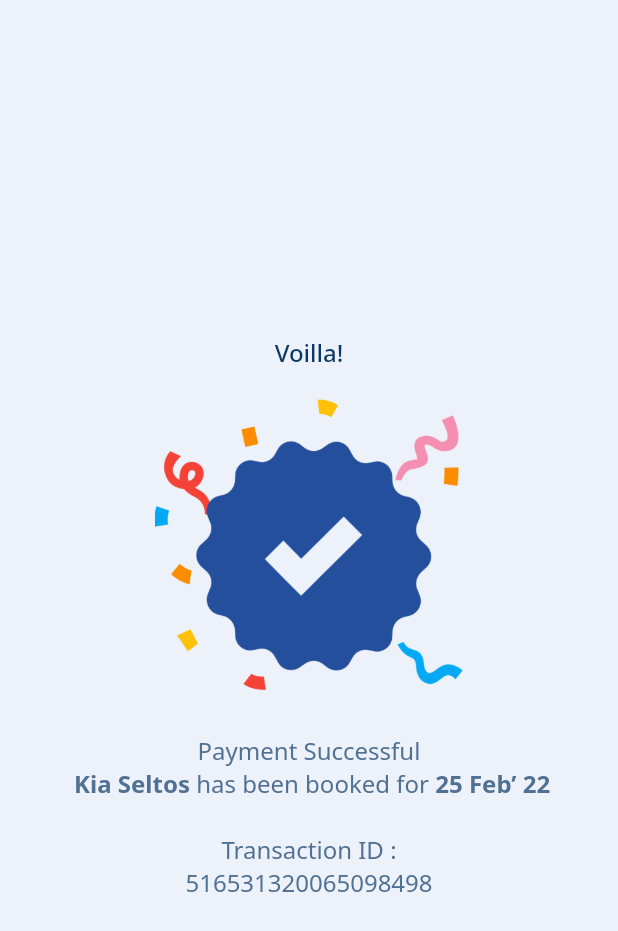
After one commit to AnkitBhatt11/zeta, a Flutter app: the Payment_Confirm screen opened directly, on a phone screen of 412 x 824 dp. The commit adds this screen. Shown: the top 931 px of the screen. Run offline on Flutter 3.47's test engine with Material 2 defaults, Android fonts, the phone set to English and light mode, and no system bars; our stand-ins replace dio, google_fonts, google_maps_flutter, intl_phone_number_input, location, pinput and 2 more; missing offline and left inert: libphonenumber_web, location_web, time_range.

Commit message:
Add files via upload
Updated payment method

```diff
--- a/lib/screens/available_ride.dart
+++ b/lib/screens/available_ride.dart
@@ -46,7 +46,9 @@ class _Available_ridesState extends State<Available_rides> {
               SizedBox(
                 height: 20 * _heightScale,
               ),
-              Row(
+              Padding(
+                padding: const EdgeInsets.symmetric(horizontal: 13),
+                child: Row(
                   mainAxisAlignment: MainAxisAlignment.spaceAround,
                   children: [
                     SizedBox(
@@ -92,6 +94,7 @@ class _Available_ridesState extends State<Available_rides> {
                       onPressed: () {},
                     ),
                   ],
+                ),
               ),
               SizedBox(
                 height: 20 * _heightScale,
--- a/lib/screens/onboarding_3.dart
+++ b/lib/screens/onboarding_3.dart
@@ -66,7 +66,7 @@ class _OnBoardingScreen3State extends State<OnBoardingScreen3> {
             child: ElevatedButton(
                 onPressed: () {
                   Navigator.push(context,
-                      MaterialPageRoute(builder: (context) => HoemScreen()));
+                      MaterialPageRoute(builder: (context) => HomeScreen()));
                 },
                 style: ElevatedButton.styleFrom(
                   primary: blue22,
--- /dev/null
+++ b/lib/screens/payment_confirmation.dart
@@ -0,0 +1,96 @@
+import 'dart:async';
+
+import 'package:flutter/material.dart';
+import 'package:google_fonts/google_fonts.dart';
+import 'package:zeta/themes/color.dart';
+
+import 'home_screen.dart';
+
+class Payment_Confirm extends StatefulWidget {
+  const Payment_Confirm({Key? key}) : super(key: key);
+
+  @override
+  State<Payment_Confirm> createState() => _Payment_ConfirmState();
+}
+
+class _Payment_ConfirmState extends State<Payment_Confirm> {
+  @override
+  void initState() {
+    Timer(
+        Duration(seconds: 3),
+            () => Navigator.of(context).pushReplacement(MaterialPageRoute(
+            builder: (BuildContext context) => HomeScreen())));
+    super.initState();
+  }
+  Widget build(BuildContext context) {
+    return Scaffold(
+      backgroundColor: scaffoldbgColor,
+      body: Center(
+        child: Container(
+          child: Column(
+            mainAxisAlignment: MainAxisAlignment.center,
+            children: [
+              Text(
+                "Voilla!",
+                style: GoogleFonts.notoSans(
+                  fontSize: 16,
+                  color: textBlueColor,
+                  fontWeight: FontWeight.w500
+                ),
+              ),
+              SizedBox(
+                height: 17,
+              ),
+              SizedBox(
+                width: MediaQuery.of(context).size.width/2,
+                child: Image.asset(
+                    "assets/confirm.png"
+                ),
+              ),
+              SizedBox(
+                height: 25,
+              ),
+              RichText(
+                textAlign: TextAlign.center,
+                text: TextSpan(
+                  style: GoogleFonts.notoSans(
+                    fontSize: 16,
+                    color: backgroundColor,
+                  ),
+                  children: [
+                    TextSpan(
+                      text: "Payment Successful\n"
+                    ),
+                    TextSpan(
+                        text: " Kia Seltos",
+                      style: GoogleFonts.notoSans(
+                        fontWeight: FontWeight.w700
+                      )
+                    ),
+                    TextSpan(
+                        text: " has been booked for"
+                    ),
+                    TextSpan(
+                        text: " 25 Feb’ 22",
+                        style: GoogleFonts.notoSans(
+                            fontWeight: FontWeight.w700
+                        )
+                    ),
+                  ]
+                )
+              ),
+              Text(
+                "\nTransaction ID : \n516531320065098498",
+                style: GoogleFonts.notoSans(
+                  fontSize: 16,
+                  color: backgroundColor,
+                ),
+                textAlign: TextAlign.center,
+              )
+            ],
+          ),
+        ),
+      ),
+    );
+  }
+}
--- a/lib/screens/payment_method.dart
+++ b/lib/screens/payment_method.dart
@@ -1,5 +1,6 @@
 import 'package:flutter/material.dart';
 import 'package:google_fonts/google_fonts.dart';
+import 'package:zeta/screens/payment_confirmation.dart';
 import 'package:zeta/themes/color.dart';
 
 class Payment_Method extends StatefulWidget {
@@ -38,6 +39,9 @@ class _Payment_MethodState extends State<Payment_Method> {
             height: 10,
           ),
           ListTile(
+            onTap: () {
+              Navigator.push(context, MaterialPageRoute(builder: (_)=> Payment_Confirm()));
+            },
             tileColor: white,
             shape: RoundedRectangleBorder(
               borderRadius: BorderRadius.circular(10)
--- a/pubspec.yaml
+++ b/pubspec.yaml
@@ -49,7 +49,6 @@ dependencies:
   sliding_up_panel: ^2.0.0+1
   syncfusion_flutter_datepicker: ^19.4.54
   time_range: ^1.0.2
-  slide_to_confirm: ^1.1.0
 
 dev_dependencies:
   flutter_test:
```
Also changed, not shown: lib/screens/home_screen.dart (+4 -4 lines), lib/screens/payment_summary.dart (+5 -9 lines), lib/themes/app_drawer.dart (+7 -7 lines), lib/widget/slide_button.dart (added, +121 -0 lines), assets/confirm.png (added). Lines whose indentation alone changed are shown as unchanged.
